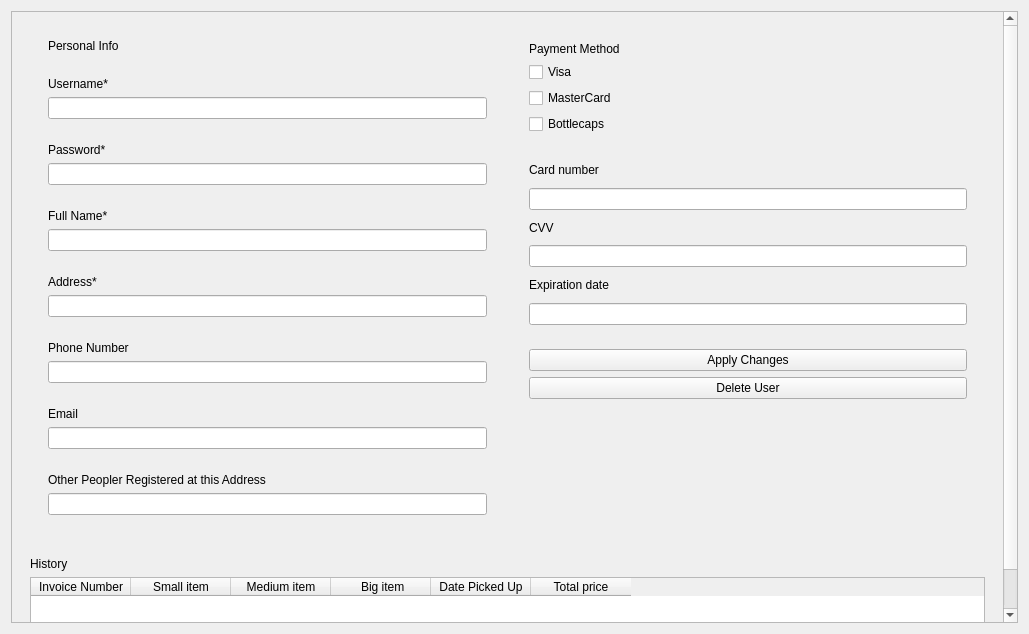
Above: optionswindow.ui from EduPonz/SmartTrashCan_B376 before the change. Below: the same form after it.
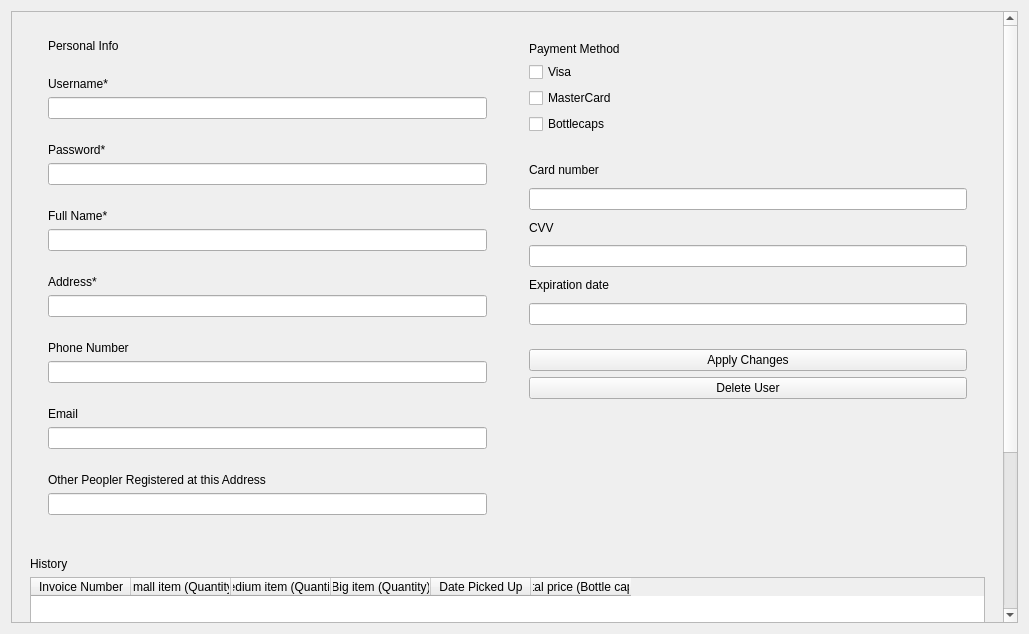
That is the form after the change.

Commit message: - Added working history into options, with invoice and time of pickup

Patch:
```diff
--- a/optionswindow.ui
+++ b/optionswindow.ui
@@ -25,10 +25,10 @@
         <x>0</x>
         <y>0</y>
         <width>995</width>
-        <height>644</height>
+        <height>824</height>
        </rect>
       </property>
-      <layout class="QVBoxLayout" name="verticalLayout" stretch="1,0">
+      <layout class="QVBoxLayout" name="verticalLayout" stretch="0,0">
        <item>
         <widget class="QWidget" name="personalPayment" native="true">
          <layout class="QHBoxLayout" name="horizontalLayout_2" stretch="1,1">
@@ -317,7 +317,19 @@
            </widget>
           </item>
           <item>
-           <widget class="QTableWidget" name="tableWidget">
+           <widget class="QTableWidget" name="historyTable">
+            <property name="minimumSize">
+             <size>
+              <width>0</width>
+              <height>250</height>
+             </size>
+            </property>
+            <property name="alternatingRowColors">
+             <bool>true</bool>
+            </property>
+            <attribute name="verticalHeaderCascadingSectionResizes">
+             <bool>true</bool>
+            </attribute>
             <column>
              <property name="text">
               <string>Invoice Number</string>
@@ -325,17 +337,17 @@
             </column>
             <column>
              <property name="text">
-              <string>Small item</string>
+              <string>Small item (Quantity)</string>
              </property>
             </column>
             <column>
              <property name="text">
-              <string>Medium item</string>
+              <string>Medium item (Quantity)</string>
              </property>
             </column>
             <column>
              <property name="text">
-              <string> Big item</string>
+              <string>Big item (Quantity)</string>
              </property>
             </column>
             <column>
@@ -345,7 +357,7 @@
             </column>
             <column>
              <property name="text">
-              <string>Total price</string>
+              <string>Total price (Bottle caps)</string>
              </property>
             </column>
            </widget>
```
The commit also changes 5 other files.
